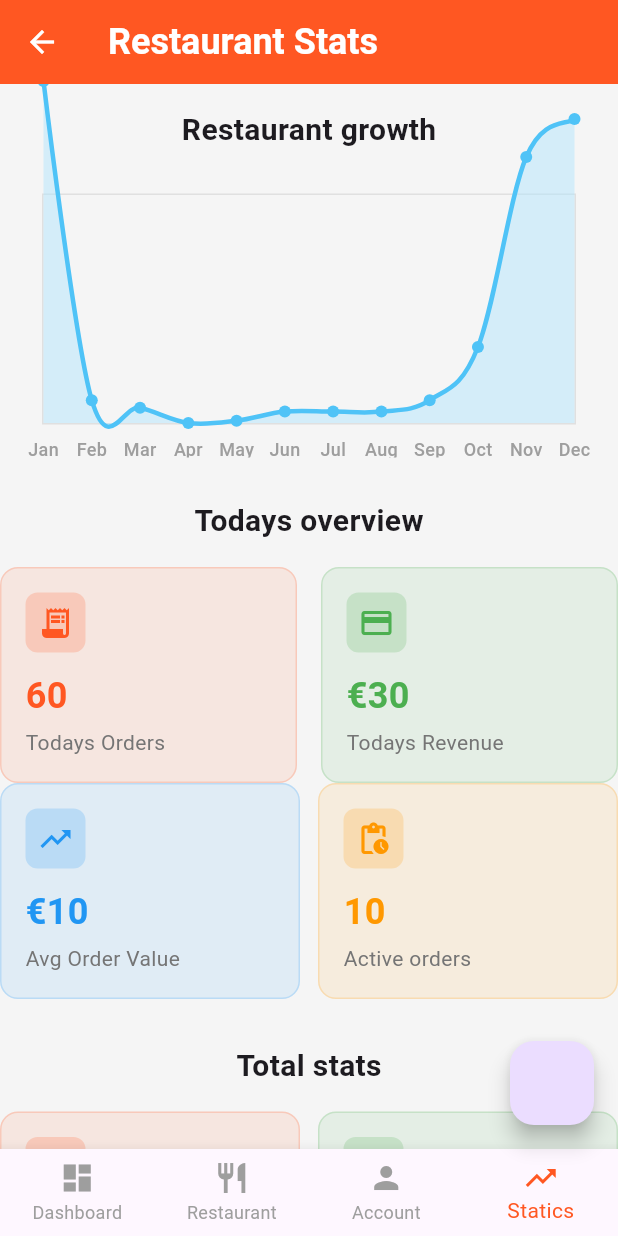
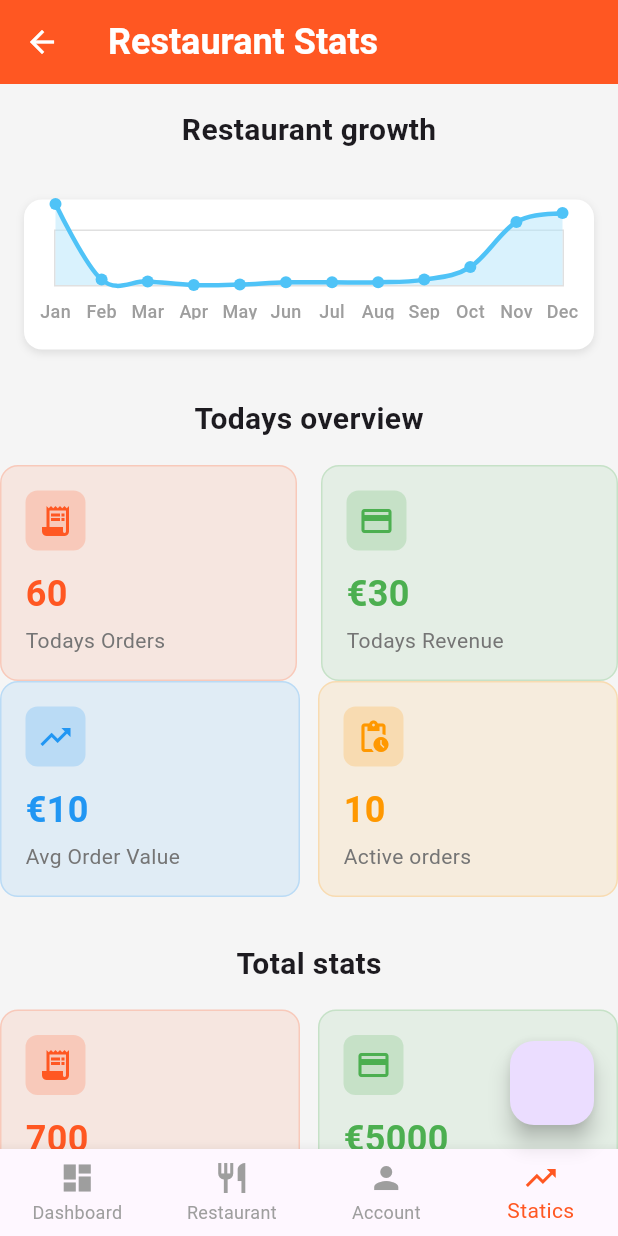
Before and after one commit to KhalilHen/live-orders-app, a Flutter app: the StatsPage screen opened by its route, on a phone screen of 412 x 824 dp. Run offline on Flutter 3.47's test engine with Material 3 defaults, Android fonts, the light colour scheme and no system bars; drawn by our look-alikes of fl_chart; our stand-ins replace audioplayers, firebase_core, introduction_screen, line_icons, supabase_flutter; accounts and stored records are empty; generated files the repository leaves out were written again; network calls fail; key blocks and very long unbroken strings in the code were emptied for the run.

Commit message:
tried improving the space it takes of the chart but not correctly yet

```diff
--- a/lib/pages/graph/line_chart.dart
+++ b/lib/pages/graph/line_chart.dart
@@ -6,13 +6,10 @@ class LineChartGraph extends StatelessWidget {
 
   @override
   Widget build(BuildContext context) {
-  //I change it into a SizedBox to make it fit the screen and give it just a normal display
-    return SizedBox(
-      height: 200,
-      child: Padding(
-        padding: const EdgeInsets.all(12),
-        child: LineChart(mainData()),
-      ),
+    //I change it into a SizedBox to make it fit the screen and give it just a normal display
+    return Padding(
+      padding: const EdgeInsets.all(12),
+      child: LineChart(mainData()),
     );
   }
 
--- a/lib/pages/stats_page.dart
+++ b/lib/pages/stats_page.dart
@@ -40,8 +40,24 @@ class _StatsPageState extends State<StatsPage> {
                     const SizedBox(
                       height: 16,
                     ),
+//TODO Impprove this later so it can a correct size of graph container with displaying good the bullet dots
+                    Container(
+                      height: 100, //* This is too small but couldn't find better solution atm
+
+                      padding: const EdgeInsets.all(8),
+                      margin: const EdgeInsets.symmetric(vertical: 16),
+                      decoration: BoxDecoration(color: Colors.white, borderRadius: BorderRadius.circular(12), boxShadow: [
+                        BoxShadow(
+                            color: Colors.black.withAlpha(25),
+                          blurRadius: 4,
+                          offset: const Offset(0, 2),
+                        )
+                      ]),
+                      child: const LineChartGraph(),
+                    ),
                     //This the graph container
-                    LineChartGraph(),
+
+                    //TODO Fix this
                     Row(children: [
                       //TODO Work here late ron
                       //* Container to simulate the graph space
```
